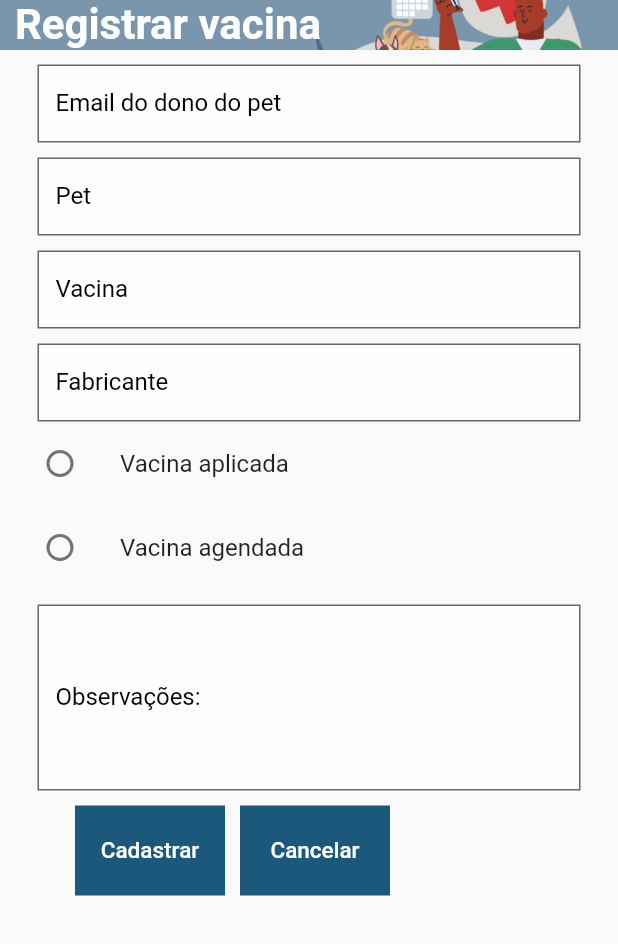
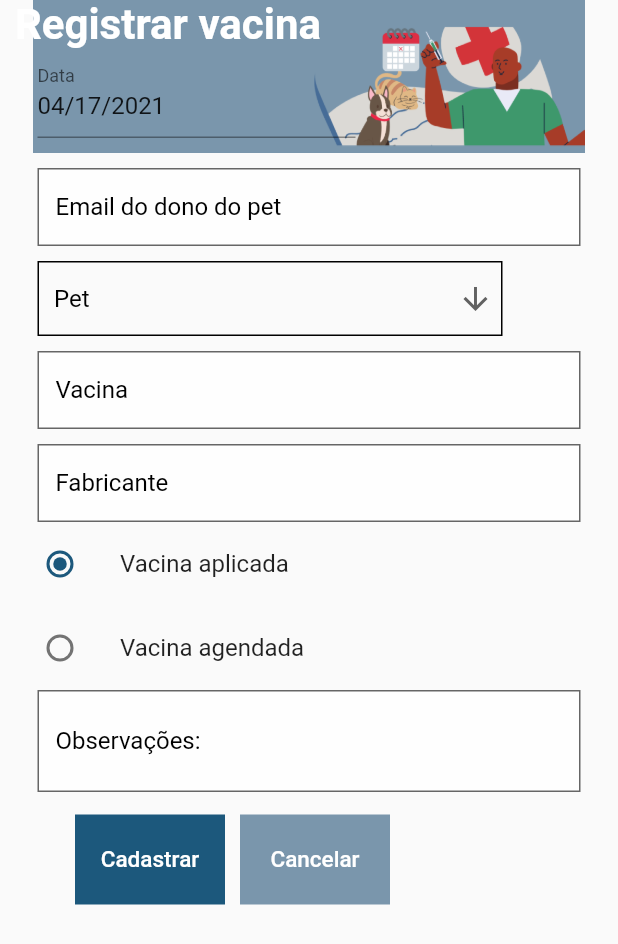
Before and after one commit to Mariana-Helena/C317-Conecte-Pet-App, a Flutter app: the VacinasRegistroPage screen opened directly, on a phone screen of 412 x 824 dp. Shown: the top 944 px of the screen. Run offline on Flutter 3.47's test engine with Material 2 defaults, Android fonts, the phone set to English and light mode, and no system bars.

Commit message:
finishing register vaccine

```diff
--- a/lib/vacinasRegistro.dart
+++ b/lib/vacinasRegistro.dart
@@ -18,7 +18,9 @@ class VacinasRegistroPage extends StatefulWidget {
 
 class VacinasRegistroPageState extends State<VacinasRegistroPage> {
   final pets = ['1', '2', '3', '4'];
-  int option;
+  int option = 1;
+  String selectedPet;
+  DateTime selectedDate;
   @override
   Widget build(BuildContext context) {
     return Scaffold(
@@ -30,20 +32,46 @@ class VacinasRegistroPageState extends State<VacinasRegistroPage> {
                 decoration: BoxDecoration(
                   image: DecorationImage(
                     image: AssetImage("images/banner_vacinacao.png"),
-                    fit: BoxFit.fitWidth,
+                    fit: BoxFit.fitHeight,
                   ),
                 ),
-                child: Row(children: [
+                child: Column(
+                  children: [
+                    Row(
+                      children:[
                 SizedBox(
                 width: 10,
                 ),
                       Text('Registrar vacina',
-                      textDirection: TextDirection.ltr,
                           style: TextStyle(
                               color: Colors.white,
                               fontSize: 28,
                               fontWeight: FontWeight.bold)),
+
             ]),
+
+                    Padding(
+                      //padding: const EdgeInsets.only(left:15.0,right: 15.0,top:0,bottom: 0),
+                      padding: const EdgeInsets.only(
+                          left: 25, right: 175, top: 0, bottom: 0),
+                      child: InputDatePickerFormField(
+                        firstDate: new DateTime.utc(1970, 0, 0),
+                        lastDate: new DateTime.utc(2100, 0, 0),
+                        initialDate: new DateTime.now(),
+                        fieldHintText: 'mm/dd/yyyy',
+                        fieldLabelText: 'Data',
+                        onDateSaved: (value) {
+                          setState(() {
+                            selectedDate = value;
+                          });
+                        },
+                      ),
+                    ),
+                    SizedBox(
+                      height: 10,
+                    ),
+                  ],
+                ),
               ),
               Padding(
                 //padding: const EdgeInsets.only(left:15.0,right: 15.0,top:0,bottom: 0),
@@ -65,26 +93,47 @@ class VacinasRegistroPageState extends State<VacinasRegistroPage> {
                       )),
                 ),
               ),
-              Padding(
-                //padding: const EdgeInsets.only(left:15.0,right: 15.0,top:0,bottom: 0),
+              SizedBox(
+                height: 10,
+              ),
+              Row(children: [
+                SizedBox(width: 25),
+                SizedBox(
+                  width: 310,
+                  child: Container(
                     padding: const EdgeInsets.only(
-                    left: 25, right: 25, top: 10, bottom: 0),
-                child: TextField(
-                  style: TextStyle(
-                    height: 0.75,
-                  ),
-                  decoration: InputDecoration(
-                      border: OutlineInputBorder(
-                        borderRadius: BorderRadius.circular(0),
-                      ),
-                      fillColor: Color.fromRGBO(255, 255, 255, 0.85),
-                      filled: true,
-                      labelText: 'Pet',
-                      labelStyle: TextStyle(
-                        color: Colors.black,
-                      )),
+                        left: 10, right: 5, top: 0, bottom: 0),
+                    decoration: ShapeDecoration(
+                        shape: RoundedRectangleBorder(
+                            side: BorderSide(
+                                width: 1, style: BorderStyle.solid))),
+                    child: DropdownButton<String>(
+                      isExpanded: true,
+                      hint: Text('Pet',
+                          textDirection: TextDirection.ltr,
+                          style: TextStyle(color: Colors.black, fontSize: 16)),
+                      value: selectedPet,
+                      icon: const Icon(Icons.arrow_downward),
+                      iconSize: 24,
+                      elevation: 16,
+                      style: const TextStyle(color: Colors.black),
+                      underline: SizedBox.shrink(),
+                      onChanged: (newValue) {
+                        setState(() {
+                          selectedPet = newValue;
+                        });
+                      },
+                      items: <String>['One', 'Two', 'Three', 'Four']
+                          .map<DropdownMenuItem<String>>((String value) {
+                        return DropdownMenuItem<String>(
+                          value: value,
+                          child: Text(value),
+                        );
+                      }).toList(),
                     ),
                   ),
+                ),
+              ]),
               Padding(
                 //padding: const EdgeInsets.only(left:15.0,right: 15.0,top:0,bottom: 0),
                 padding: const EdgeInsets.only(
@@ -130,6 +179,8 @@ class VacinasRegistroPageState extends State<VacinasRegistroPage> {
                   ListTile(
                     title: const Text('Vacina aplicada'),
                     leading: Radio(
+                      activeColor: Color.fromRGBO(28, 88, 124, 1),
+                      groupValue: option,
                       value: 1,
                       onChanged: (value) {
                         setState(() {
@@ -141,6 +192,8 @@ class VacinasRegistroPageState extends State<VacinasRegistroPage> {
                   ListTile(
                     title: const Text('Vacina agendada'),
                     leading: Radio(
+                      activeColor: Color.fromRGBO(28, 88, 124, 1),
+                      groupValue: option,
                       value: 2,
                       onChanged: (value) {
                         setState(() {
@@ -154,9 +207,9 @@ class VacinasRegistroPageState extends State<VacinasRegistroPage> {
               Padding(
                 //padding: const EdgeInsets.only(left:15.0,right: 15.0,top:0,bottom: 0),
                 padding: const EdgeInsets.only(
-                    left: 25, right: 25, top: 10, bottom: 0),
+                    left: 25, right: 25, top: 0, bottom: 0),
                 child: TextField(
-                  minLines: 3,
+                  minLines: 1,
                   maxLines: 6,
                   keyboardType: TextInputType.multiline,
                   style: TextStyle(
@@ -175,7 +228,7 @@ class VacinasRegistroPageState extends State<VacinasRegistroPage> {
                 ),
               ),
               SizedBox(
-                height: 10,
+                height: 15,
               ),
               Row(children: [
                 SizedBox(
@@ -205,7 +258,7 @@ class VacinasRegistroPageState extends State<VacinasRegistroPage> {
                   height: 60,
                   width: 100,
                   decoration:
-                      BoxDecoration(color: Color.fromRGBO(28, 88, 124, 1)),
+                      BoxDecoration(color: Color.fromRGBO(122, 150, 172, 1)),
                   child: FlatButton(
                     disabledColor: Color.fromRGBO(238, 238, 238, 1),
                     onPressed: () {
```
Lines whose indentation alone changed are shown as unchanged.
